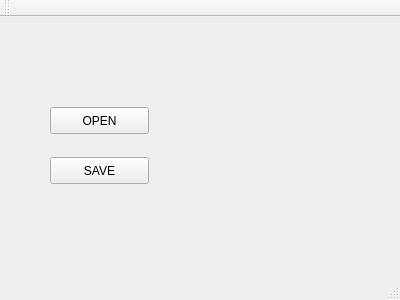
First picture: the form in LooseChange/loosechangepresenter.ui, repository gojoe262/LooseChange, before the edit.
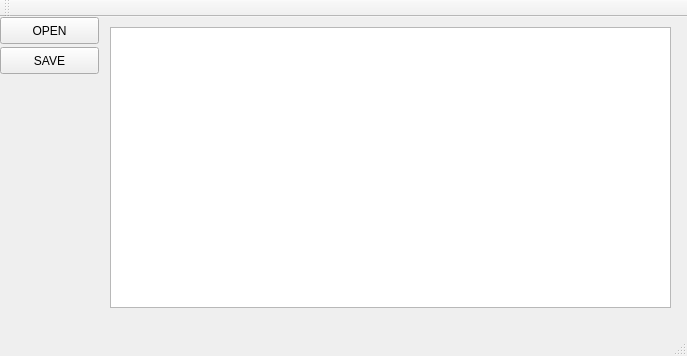
Second picture: the form after the edit.

Commit message: Model - Table Model added. GUI from opening file to table loading is working-ish.

```diff
--- a/LooseChange/loosechangepresenter.ui
+++ b/LooseChange/loosechangepresenter.ui
@@ -6,8 +6,8 @@
    <rect>
     <x>0</x>
     <y>0</y>
-    <width>400</width>
-    <height>300</height>
+    <width>687</width>
+    <height>356</height>
    </rect>
   </property>
   <property name="windowTitle">
@@ -17,8 +17,8 @@
    <widget class="QPushButton" name="pushButtonOpenFile">
     <property name="geometry">
      <rect>
-      <x>50</x>
-      <y>90</y>
+      <x>0</x>
+      <y>0</y>
       <width>99</width>
       <height>27</height>
      </rect>
@@ -30,8 +30,8 @@
    <widget class="QPushButton" name="pushButton">
     <property name="geometry">
      <rect>
-      <x>50</x>
-      <y>140</y>
+      <x>0</x>
+      <y>30</y>
       <width>99</width>
       <height>27</height>
      </rect>
@@ -40,6 +40,16 @@
      <string>SAVE</string>
     </property>
    </widget>
+   <widget class="QTableView" name="tableView">
+    <property name="geometry">
+     <rect>
+      <x>110</x>
+      <y>10</y>
+      <width>561</width>
+      <height>281</height>
+     </rect>
+    </property>
+   </widget>
   </widget>
   <widget class="QMenuBar" name="menuBar">
    <property name="geometry">
```
Left out of the diff: 2 changed lines with no effect on the pictures. The commit also changes 15 other files.
